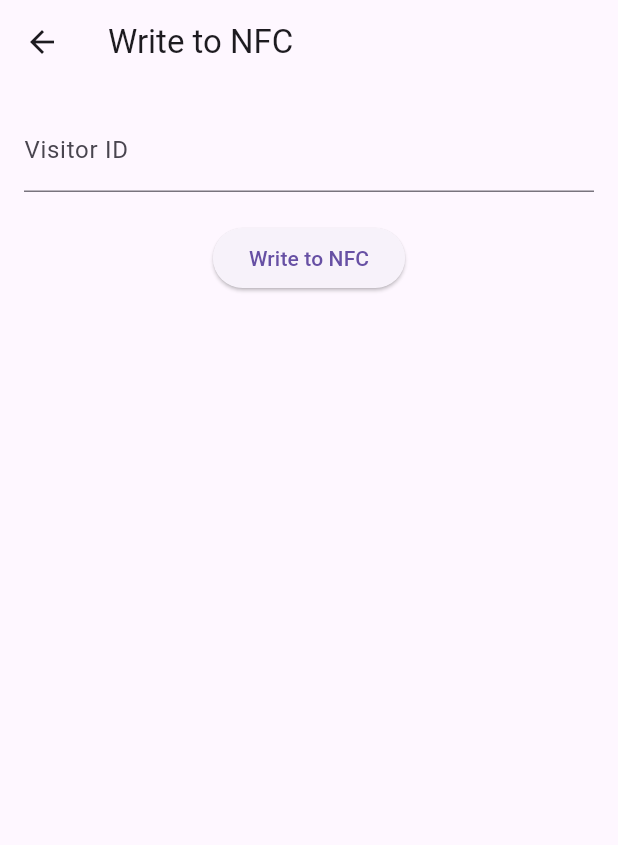
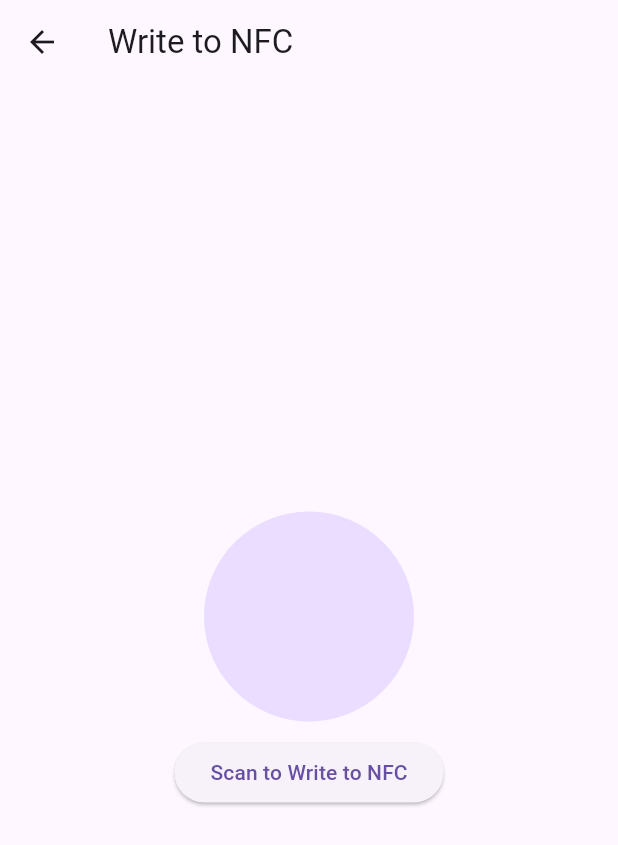
Before and after one commit to Kellytomi/HNG_CheckNGo, a Flutter app: the NFCWritePage screen opened by its route, on a phone screen of 412 x 824 dp. Shown: the top 845 px of the screen. Run offline on Flutter 3.47's test engine with Material 3 defaults, Android fonts, the phone set to English and light mode, and no system bars; missing offline and left inert: nfc_manager.

Commit message:
replace with new flow

```diff
--- a/lib/main.dart
+++ b/lib/main.dart
@@ -1,11 +1,10 @@
-import 'package:checkngo/src/models/visitor.dart';
 import 'package:checkngo/src/services/admin_service.dart';
 import 'package:checkngo/src/services/nfc_service.dart';
 import 'package:checkngo/src/services/visitors_service.dart';
 import 'package:checkngo/src/views/create_visitor_page.dart';
-import 'package:checkngo/src/views/dashboard_page.dart';
+import 'package:checkngo/src/views/home_page.dart';
 import 'package:checkngo/src/views/login_page.dart';
-import 'package:checkngo/src/views/manage_visitors_page.dart';
+import 'package:checkngo/src/views/visitors_logs_page.dart';
 import 'package:checkngo/src/views/nfc_read_page.dart';
 import 'package:checkngo/src/views/nfc_write_page.dart';
 import 'package:checkngo/src/views/register_page.dart';
@@ -38,14 +37,11 @@ class MainApp extends StatelessWidget {
         routes: {
           '/login': (_) => const LoginPage(),
           '/register': (_) => const RegisterPage(),
-          '/dashboard': (_) => const DashboardPage(),
+          '/home': (_) => const HomePage(),
           '/nfc-write': (_) => const NFCWritePage(),
-          '/nfc-read': (ctx) {
-            final visitor = ModalRoute.of(ctx)!.settings.arguments as Visitor;
-            return NFCReadPage(visitor: visitor);
-          },
+          '/nfc-read': (_) => const NFCReadPage(),
           '/create-visitor': (_) => const CreateVisitorPage(),
-          '/manage-visitor': (_) => const ManageVisitorsPage(),
+          '/manage-visitor': (_) => const VisitorsLogsPage(),
         },
       ),
     );
--- a/lib/src/views/create_visitor_page.dart
+++ b/lib/src/views/create_visitor_page.dart
@@ -91,7 +91,7 @@ class _CreateVisitorPageState extends State<CreateVisitorPage> {
                       email: _emailController.text,
                     );
                     if (!context.mounted) return;
-                    Navigator.pushReplacementNamed(context, '/manage-visitor');
+                    Navigator.pushNamed(context, '/nfc-write');
                   } catch (_) {
                     // TODO: error handling
                   }
--- a/lib/src/views/login_page.dart
+++ b/lib/src/views/login_page.dart
@@ -82,7 +82,7 @@ class _LoginPageState extends State<LoginPage> {
                       password: _passwordController.text,
                     );
                     if (!context.mounted) return;
-                    Navigator.pushReplacementNamed(context, '/dashboard');
+                    Navigator.pushReplacementNamed(context, '/home');
                   } catch (_) {
                     // TODO: error handling
                   }
--- a/lib/src/views/nfc_read_page.dart
+++ b/lib/src/views/nfc_read_page.dart
@@ -1,14 +1,12 @@
 import 'package:flutter/material.dart';
+import 'package:checkngo/src/services/nfc_service.dart';
 import 'package:provider/provider.dart';
-import 'package:checkngo/src/services/nfc_service.dart';
-import '../models/visitor.dart';
 
 class NFCReadPage extends StatefulWidget {
-  const NFCReadPage({super.key, required this.visitor});
-  final Visitor visitor;
+  const NFCReadPage({super.key});
 
   @override
-  _NFCReadPageState createState() => _NFCReadPageState();
+  State<NFCReadPage> createState() => _NFCReadPageState();
 }
 
 class _NFCReadPageState extends State<NFCReadPage> {
@@ -24,10 +22,14 @@ class _NFCReadPageState extends State<NFCReadPage> {
       ),
       body: Padding(
         padding: const EdgeInsets.all(16.0),
+        child: Center(
           child: Column(
+            mainAxisAlignment: MainAxisAlignment.center,
             children: [
               Text('Scanned Data: $_nfcData'),
               const SizedBox(height: 20),
+              const CircleAvatar(radius: 70.0),
+              const SizedBox(height: 10.0),
               ElevatedButton(
                 onPressed: () async {
                   await nfcService.readTag((data) {
@@ -36,9 +38,10 @@ class _NFCReadPageState extends State<NFCReadPage> {
                     });
                   });
                 },
-              child: const Text('Scan NFC Tag'),
+                child: const Text('Scan NFC'),
               ),
             ],
+          ),
         ),
       ),
     );
--- a/lib/src/views/nfc_write_page.dart
+++ b/lib/src/views/nfc_write_page.dart
@@ -16,29 +16,30 @@ class NFCWritePage extends StatelessWidget {
       ),
       body: Padding(
         padding: const EdgeInsets.all(16.0),
+        child: Center(
           child: Column(
+            mainAxisAlignment: MainAxisAlignment.center,
             children: [
-            TextField(
-              controller: visitorIdController,
-              decoration: InputDecoration(labelText: 'Visitor ID'),
-            ),
-            const SizedBox(height: 20),
+              const CircleAvatar(radius: 70.0),
+              const SizedBox(height: 10.0),
               ElevatedButton(
                 onPressed: () async {
                   if (visitorIdController.text.isNotEmpty) {
                     await nfcService.writeTag(visitorIdController.text);
+                    if (!context.mounted) return;
                     ScaffoldMessenger.of(context).showSnackBar(
-                    SnackBar(content: Text('Visitor ID written to NFC tag')),
+                      const SnackBar(content: Text('Visitor ID written to NFC tag')),
                     );
                   } else {
                     ScaffoldMessenger.of(context).showSnackBar(
-                    SnackBar(content: Text('Please enter a Visitor ID')),
+                      const SnackBar(content: Text('Please enter a Visitor ID')),
                     );
                   }
                 },
-              child: const Text('Write to NFC'),
+                child: const Text('Scan to Write to NFC'),
               ),
             ],
+          ),
         ),
       ),
     );
--- a/lib/src/views/register_page.dart
+++ b/lib/src/views/register_page.dart
@@ -100,7 +100,7 @@ class _RegisterPageState extends State<RegisterPage> {
                       password: _passwordController.text,
                     );
                     if (!context.mounted) return;
-                    Navigator.pushReplacementNamed(context, '/dashboard');
+                    Navigator.pushReplacementNamed(context, '/home');
                   } catch (_) {
                     // TODO: error handling
                   }
```
Also changed, not shown: lib/src/views/dashboard_page.dart (deleted, +0 -46 lines), lib/src/views/home_page.dart (added, +51 -0 lines), lib/src/views/visitors_logs_page.dart (renamed from lib/src/views/manage_visitors_page.dart, +15 -10 lines), lib/src/views/widgets/custom_navbar.dart (added, +33 -0 lines), lib/src/views/widgets/nav_item.dart (added, +24 -0 lines). Lines whose indentation alone changed are shown as unchanged.
